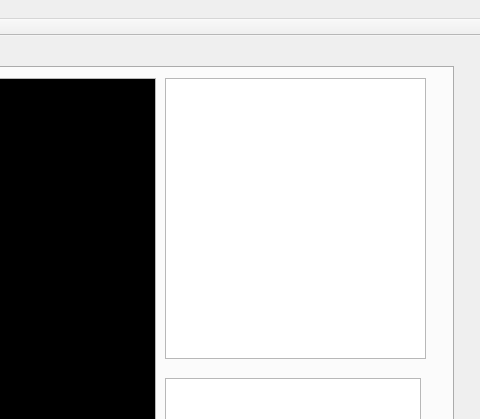
Qt form mainwindow.ui (drgoebbels/sabot) before a commit; both pictures show x 517 to 997 and y 0 to 419 of the 997 by 696 pixel window.
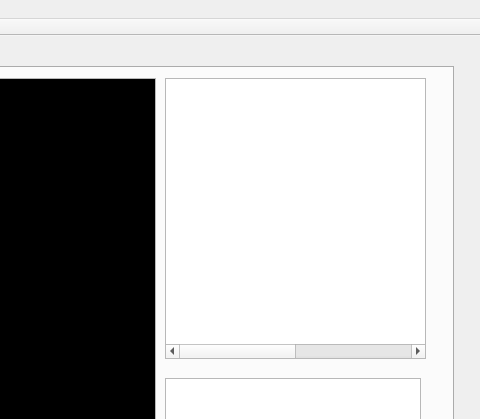
The same form after that commit.

The edit to the form file:
```diff
--- a/mainwindow.ui
+++ b/mainwindow.ui
@@ -225,6 +225,9 @@
       <property name="showGrid">
        <bool>false</bool>
       </property>
+      <property name="wordWrap">
+       <bool>false</bool>
+      </property>
       <property name="columnCount">
        <number>2</number>
       </property>
@@ -235,13 +238,16 @@
        <bool>true</bool>
       </attribute>
       <attribute name="horizontalHeaderDefaultSectionSize">
-       <number>129</number>
+       <number>140</number>
       </attribute>
       <attribute name="horizontalHeaderHighlightSections">
        <bool>true</bool>
       </attribute>
       <attribute name="horizontalHeaderMinimumSectionSize">
-       <number>4</number>
+       <number>10</number>
+      </attribute>
+      <attribute name="horizontalHeaderStretchLastSection">
+       <bool>true</bool>
       </attribute>
       <attribute name="verticalHeaderVisible">
        <bool>false</bool>
```
Left out of the diff: 3 changed lines with no effect on the pictures.
